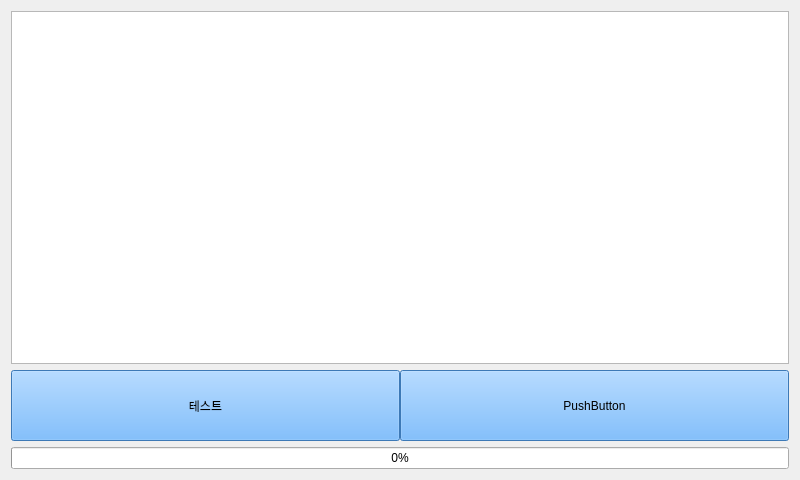
This is resources/ui/acne.ui in minmin5/pyqt as Qt 5 draws it before an edit. The edited form follows.
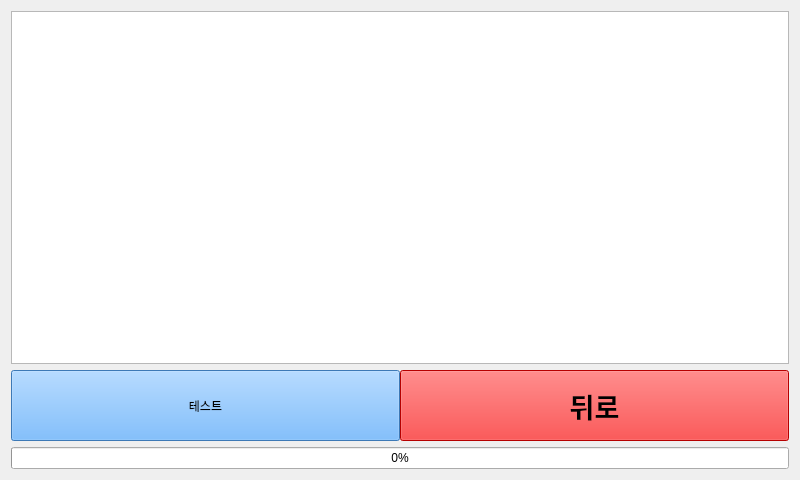
This is the edited form.

The edit to the form file:
```diff
--- a/resources/ui/acne.ui
+++ b/resources/ui/acne.ui
@@ -84,11 +84,19 @@
          <verstretch>0</verstretch>
         </sizepolicy>
        </property>
+       <property name="font">
+        <font>
+         <family>맑은 고딕</family>
+         <pointsize>20</pointsize>
+         <weight>75</weight>
+         <bold>true</bold>
+        </font>
+       </property>
        <property name="styleSheet">
-        <string notr="true">background-color: rgb(85, 170, 255);</string>
+        <string notr="true">background-color: rgb(255, 0, 0);</string>
        </property>
        <property name="text">
-        <string>PushButton</string>
+        <string>뒤로</string>
        </property>
       </widget>
      </item>
```
Left out of the diff: 2 changed lines with no effect on the pictures.
